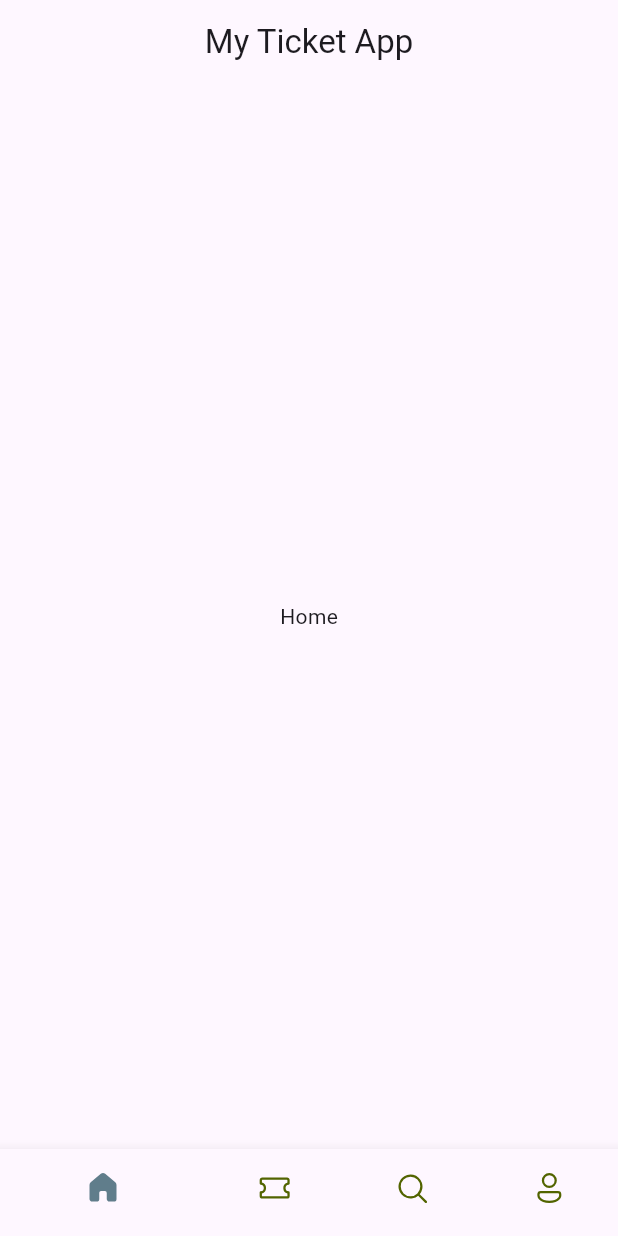
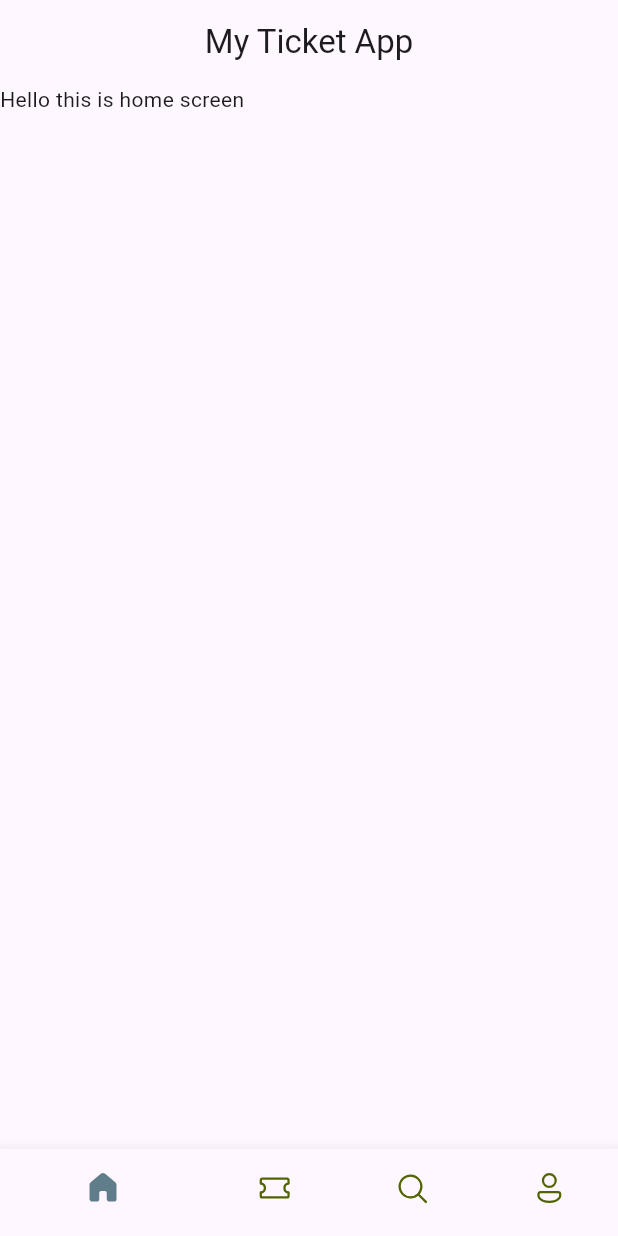
Before and after one commit to tahircoder2344/ticket-app, a Flutter app: the screen it shows after launch, on a phone screen of 412 x 824 dp. Run offline on Flutter 3.47's test engine with Material 3 defaults, Android fonts, the phone set to English and light mode, and no system bars; our stand-ins replace fluentui_icons.

Commit message:
Made some changes

```diff
--- a/lib/base/bottom_navbar.dart
+++ b/lib/base/bottom_navbar.dart
@@ -1,5 +1,6 @@
 import 'package:fluentui_icons/fluentui_icons.dart';
 import 'package:flutter/material.dart';
+import 'package:ticket_app/screens/home_screen.dart';
 
 class BottomNavbar extends StatefulWidget {
   const BottomNavbar({super.key});
@@ -12,12 +13,12 @@ class _BottomNavbarState extends State<BottomNavbar> {
   int _selectedIndex = 0;
 
   List<Widget> myScreens = [
-    const Center(child: Text("Home")),
+    const HomeScreen(),
     const Center(child: Text("Tickets")),
     const Center(child: Text("Search")),
     const Center(child: Text("Profile")),
   ];
-
+//for changing the screens when the navbar is tapped
   void _onItemTapped(int index) {
     setState(() {
       _selectedIndex = index;
--- /dev/null
+++ b/lib/screens/home_screen.dart
@@ -0,0 +1,18 @@
+import 'package:flutter/cupertino.dart';
+import 'package:flutter/material.dart';
+import 'package:flutter/widgets.dart';
+
+class HomeScreen extends StatelessWidget {
+  const HomeScreen({super.key});
+
+  @override
+  Widget build(BuildContext context) {
+    return  Scaffold(
+  body: ListView(
+    children:  [
+      Container(child: const Text("Hello this is home screen"),)
+    ],
+  ),
+    );
+  }
+}
```
